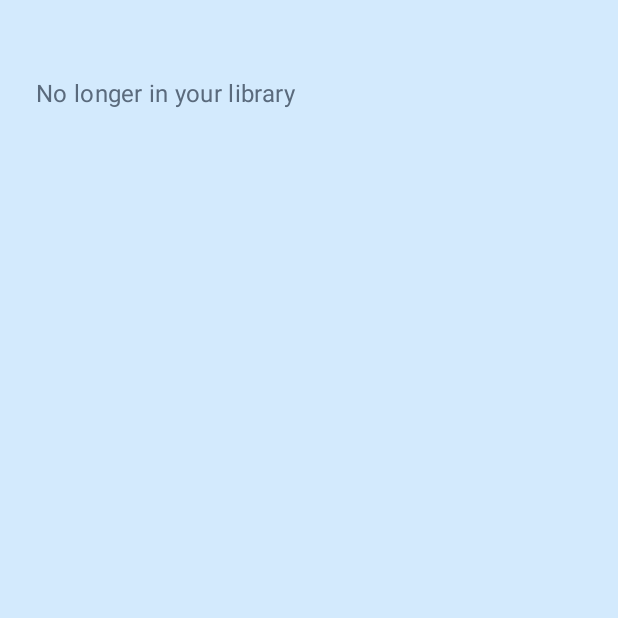
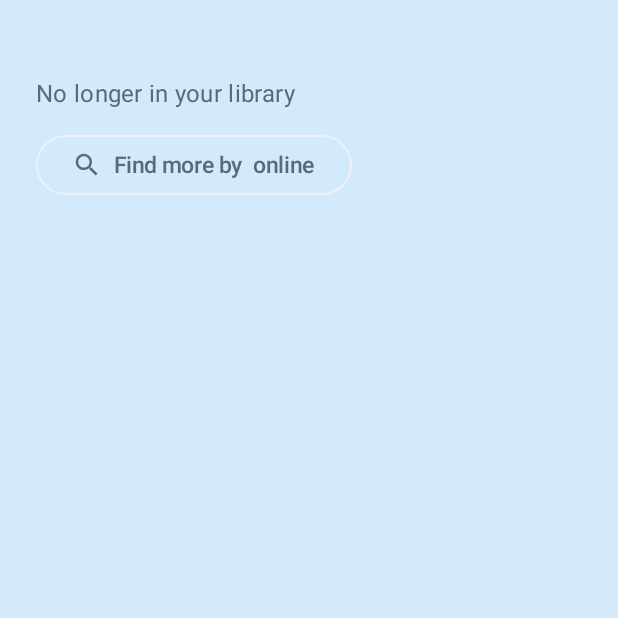
Before and after one commit to sreepv43-lab/Test, an Android app built with Jetpack Compose: the composable ArtistScreen called with empty values, on a phone screen of 412 x 824 dp, the top half of it. Run offline under Robolectric (Android 15) with nearby library versions, the phone set to English and light mode, and no system bars; network calls fail.

Commit message:
feat(soundhub): open the playing song's artist (library) or find more of them online
Co-Authored-By: Claude Sonnet 5.5 <noreply@anthropic.com>
Claude-Session: https://claude.ai/code/session_019wG54qjs5VHtQasRxPFxFr

```diff
--- a/soundhub/app/src/main/java/io/github/sreepv43/soundhub/ui/screens/LibraryScreen.kt
+++ b/soundhub/app/src/main/java/io/github/sreepv43/soundhub/ui/screens/LibraryScreen.kt
@@ -466,7 +466,7 @@ fun AlbumScreen(albumKey: String, onPlaying: () -> Unit, onGone: () -> Unit, onO
 
 /** All albums by one artist. */
 @Composable
-fun ArtistScreen(name: String, onOpenAlbum: (String) -> Unit, onPlaying: () -> Unit) {
+fun ArtistScreen(name: String, onOpenAlbum: (String) -> Unit, onPlaying: () -> Unit, onSearchOnline: () -> Unit) {
     val context = LocalContext.current
     val container = context.container
     val tracks by container.library.tracks.collectAsStateWithLifecycle()
@@ -494,6 +494,14 @@ fun ArtistScreen(name: String, onOpenAlbum: (String) -> Unit, onPlaying: () -> U
                 }
             }
             albumRows(artist.albums, missing, "album", onOpenAlbum)
+        }
+        item(key = "online") {
+            Row(Modifier.tvButtonGroup(), horizontalArrangement = Arrangement.spacedBy(12.dp)) {
+                ActionButton("Find more by $name online", Icons.Default.Search, primary = false, pageDefault = artist == null) {
+                    container.startSearch(name)
+                    onSearchOnline()
+                }
+            }
         }
     }
 }
```
Also changed, not shown: soundhub/app/src/main/java/io/github/sreepv43/soundhub/ui/AppRoot.kt (+12 -2 lines), soundhub/app/src/main/java/io/github/sreepv43/soundhub/ui/screens/NowPlayingScreen.kt (+16 -1 lines).
